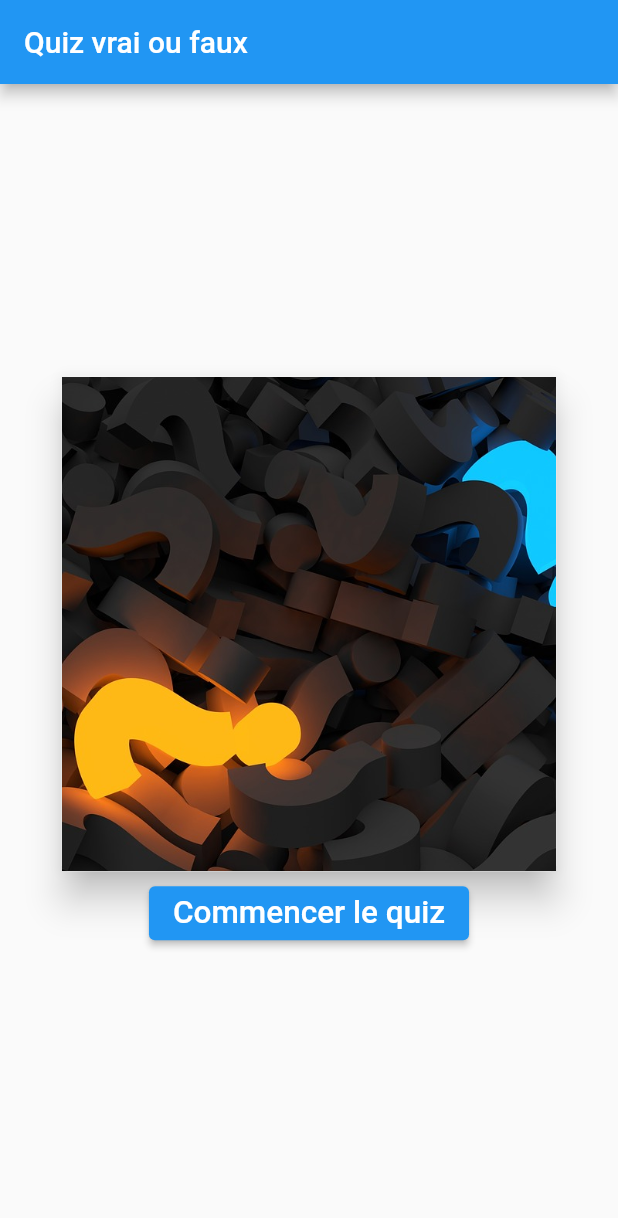
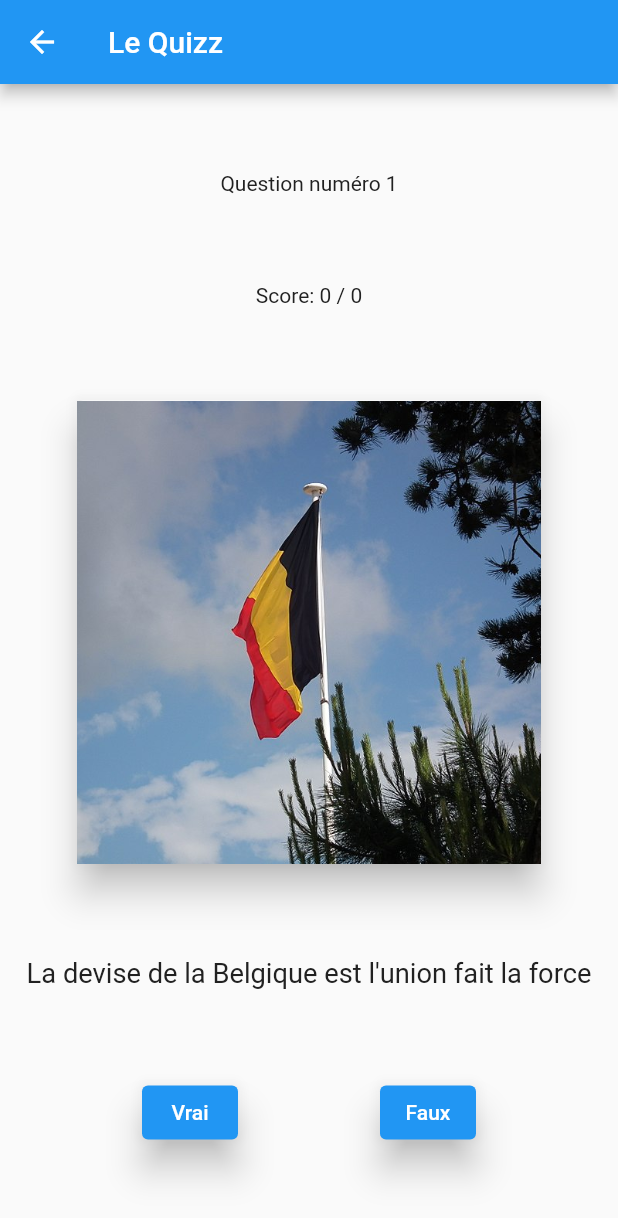
Before and after one commit to Lebeil/QuizzFlut, a Flutter app: the screen it shows after launch, after a tap on "Commencer le quiz", on a phone screen of 412 x 824 dp. Shown: the top 1218 px of the screen. Run offline on Flutter 3.47's test engine with Material 2 defaults, Android fonts, the phone set to English and light mode, and no system bars.

Commit message:
add widgets & models

```diff
--- /dev/null
+++ b/lib/models/question.dart
@@ -0,0 +1,10 @@
+
+
+class Question {
+  String question;
+  bool reponse;
+  String explication;
+  String imagePath;
+
+  Question(this.question, this.reponse, this.explication, this.imagePath);
+}
--- a/lib/widgets/custom_text.dart
+++ b/lib/widgets/custom_text.dart
@@ -2,7 +2,7 @@ import 'package:flutter/material.dart';
 
 class CustomText extends Text {
 
-  CustomText(String data, {color = Colors.white, textAlign = TextAlign.center, factor = 1}):
+  CustomText(String data, {color = Colors.white, textAlign = TextAlign.center, factor = 1.0}):
       super(data,
           textAlign: textAlign,
           textScaleFactor: factor,
--- a/lib/widgets/home.dart
+++ b/lib/widgets/home.dart
@@ -1,5 +1,6 @@
 import 'package:flutter/material.dart';
 import 'package:quizzflut/widgets/custom_text.dart';
+import 'package:quizzflut/widgets/page_quizz.dart';
 
 class MyHomePage extends StatefulWidget {
   const MyHomePage({Key? key, required this.title}) : super(key: key);
@@ -37,7 +38,9 @@ class _MyHomePageState extends State<MyHomePage> {
                 primary: Colors.blue,
               ),
               onPressed: () {
-
+                Navigator.push(context, MaterialPageRoute(builder: (BuildContext context) {
+                  return const PageQuizz();
+                }));
               },
               child: CustomText('Commencer le quiz', factor: 1.5),
             )
--- /dev/null
+++ b/lib/widgets/page_quizz.dart
@@ -0,0 +1,128 @@
+import 'package:flutter/material.dart';
+import 'custom_text.dart';
+import 'package:quizzflut/models/question.dart';
+
+class PageQuizz extends StatefulWidget {
+  const PageQuizz({Key? key}) : super(key: key);
+
+
+  @override
+  _PageQuizzState createState()=> _PageQuizzState();
+
+}
+
+class _PageQuizzState extends State<PageQuizz> {
+
+  late Question question;
+
+  List<Question> listeQuestions = [
+    Question('La devise de la Belgique est l\'union fait la force', true, '', 'belgique.JPG'),
+    Question('La lune va finir par tomber sur terre à cause de la gravité', false, 'Au contraire la lune s\'éloigne', 'lune.jpg'),
+    Question('La Russie est plus grande en superficie que Pluton', true, '', 'russie.jpg'),
+    Question('Nyctalope est une race naine d\'antilope', false, 'C’est une aptitude à voir dans le noir', 'nyctalope.jpg'),
+    Question('Le Commodore 64 est l\’oridnateur de bureau le plus vendu', true, '', 'commodore.jpg'),
+    Question('Le nom du drapeau des pirates es black skull', false, 'Il est appelé Jolly Roger', 'pirate.png'),
+    Question('Haddock est le nom du chien Tintin', false, 'C\'est Milou', 'tintin.jpg'),
+    Question('La barbe des pharaons était fausse', true, 'A l\'époque déjà ils utilisaient des postiches', 'pharaon.jpg'),
+    Question('Au Québec tire toi une bûche veut dire viens viens t\'asseoir', true, 'La bûche, fameuse chaise de bucheron', 'buche.jpg'),
+    Question('Le module lunaire Eagle de possédait de 4Ko de Ram', true, 'Dire que je me plains avec mes 8GO de ram sur mon mac', 'eagle.jpg'),
+  ];
+
+  int index = 0;
+  int score = 0;
+
+  @override
+  void initState() {
+    super.initState();
+    question = listeQuestions[index];
+  }
+
+  @override
+  Widget build(BuildContext context) {
+    double taille = MediaQuery.of(context).size.width * 0.75;
+    return Scaffold(
+      appBar: AppBar(
+        title: CustomText('Le Quizz'),
+      ),
+      body: Center(
+        child: Column(
+          mainAxisAlignment: MainAxisAlignment.spaceEvenly,
+          children: <Widget>[
+            CustomText("Question numéro ${index + 1}", color: Colors.grey[900]),
+            CustomText("Score: $score / $index", color: Colors.grey[900],),
+            Card(
+              elevation: 10.0,
+              child: SizedBox(
+                height: taille,
+                width: taille,
+                child: Image.asset("assets/${question.imagePath}",
+                  fit: BoxFit.cover,
+                ),
+              ),
+            ),
+            CustomText(question.question, color: Colors.grey[900], factor: 1.3,),
+            Row(
+              mainAxisAlignment: MainAxisAlignment.spaceEvenly,
+              children: <Widget>[
+                boutonBool(true),
+                boutonBool(false)
+              ]
+            ),
+          ],
+        )
+      )
+    );
+  }
+
+  ElevatedButton boutonBool (bool b) {
+    return ElevatedButton(
+      onPressed: (()=> dialogue(b)),
+      style: ElevatedButton.styleFrom(
+        primary: Colors.blue,
+        elevation: 10,
+      ),
+      child: CustomText((b) ? "Vrai" : "Faux"),
+    );
+  }
+
+  Future<void> dialogue(bool b) async {
+    bool bonneReponse = (b == question.reponse);
+    String vrai = "assets/vrai.jpg";
+    String faux = "assets/faux.jpg";
+    if (bonneReponse) {
+      score++;
+    }
+
+    return showDialog(
+      context: context,
+      barrierDismissible: false,
+      builder: (BuildContext context) {
+        return SimpleDialog(
+          title: CustomText((bonneReponse) ? "C'est gagné !" : "Oups! C'est perdu ...", factor: 1.4, color: (bonneReponse) ? Colors.green : Colors.red),
+          contentPadding: const EdgeInsets.all(20.0),
+          children: <Widget>[
+            Image.asset((bonneReponse) ? vrai : faux, fit: BoxFit.cover,),
+            Container(height: 25.0),
+            CustomText(question.explication, factor: 1.25, color: Colors.grey[900],),
+            Container(height: 25.0),
+            ElevatedButton(
+              onPressed: () {
+                Navigator.pop(context);
+                questionSuivante();
+              },
+              child: CustomText("Au suivant", factor: 1.25,),
+              style: ElevatedButton.styleFrom(
+                primary: Colors.blue,
+              )
+            ),
+          ],
+        );
+      }
+
+    );
+  }
+
+  void questionSuivante() {
+
+  }
+}
--- a/pubspec.yaml
+++ b/pubspec.yaml
@@ -59,7 +59,7 @@ flutter:
 
   # To add assets to your application, add an assets section, like this:
   assets:
-    - assets/belgique.jpg
+    - assets/belgique.JPG
     - assets/buche.jpg
     - assets/commodore.jpg
     - assets/eagle.jpg
```
